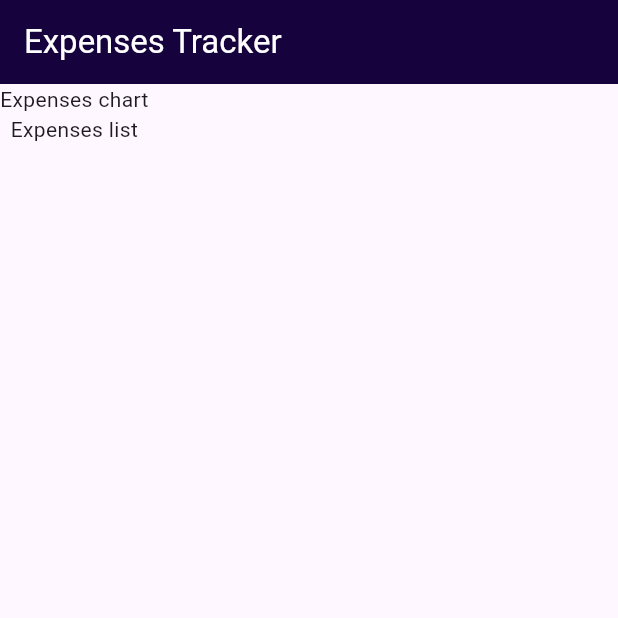
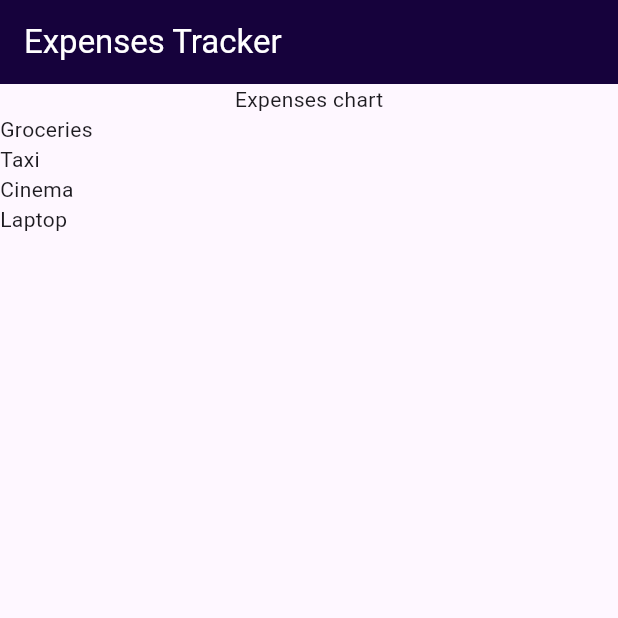
Before and after one commit to dlipkumar77/expense_tracker, a Flutter app: the screen it shows after launch, on a phone screen of 412 x 824 dp, the top half of it. Run offline on Flutter 3.47's test engine with Material 3 defaults, Android fonts, the phone set to English and light mode, and no system bars.

Commit message:
ListVIew & Expanded Added

```diff
--- a/lib/expenses.dart
+++ b/lib/expenses.dart
@@ -1,5 +1,6 @@
 import 'package:flutter/material.dart';
-import './models/expense.dart';
+import '/models/expense.dart';
+import '/expenses_list.dart';
 
 class Expenses extends StatefulWidget {
   const Expenses({super.key});
@@ -48,7 +49,7 @@ class _ExpensesState extends State<Expenses> {
       body: Column(
         children: [
           Text('Expenses chart'),
-          Text('Expenses list'),
+          Expanded(child: ExpensesList(expenses: _registeredExpenses)),
         ],
       ),
     );
--- /dev/null
+++ b/lib/expenses_list.dart
@@ -0,0 +1,15 @@
+import 'package:flutter/material.dart';
+import '/models/expense.dart';
+
+class ExpensesList extends StatelessWidget {
+  const ExpensesList({super.key, required this.expenses});
+  final List<Expense> expenses;
+
+  @override
+  Widget build(BuildContext context) {
+    return ListView.builder(
+      itemCount: expenses.length,
+      itemBuilder: (context, index) => Text(expenses[index].title),
+    );
+  }
+}
```
